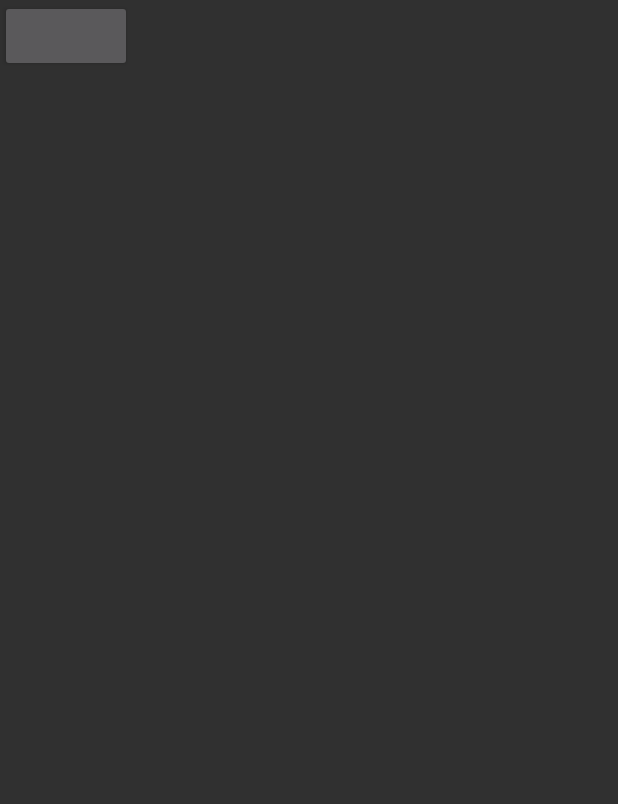
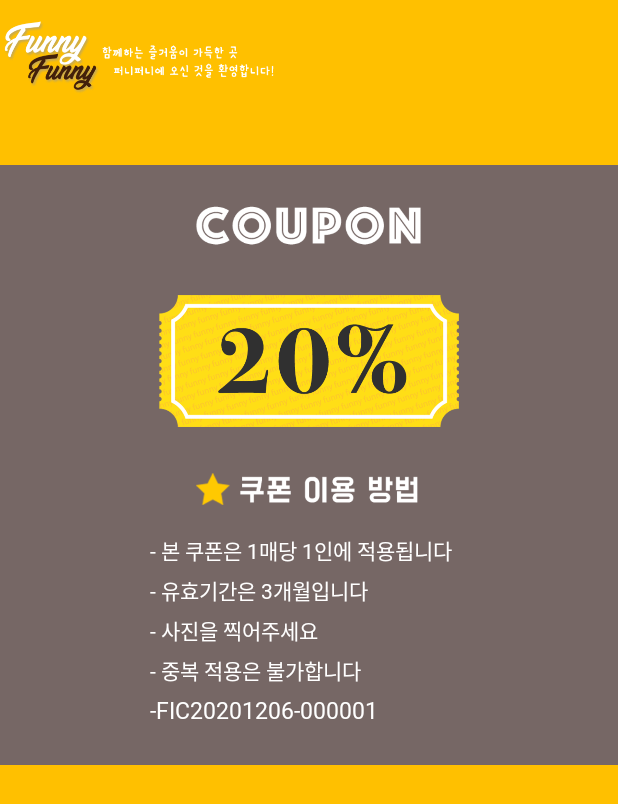
Before and after one commit to chiopasta/funny, an Android app: the layout activity_coupon.xml on its own in the app's theme, with its tools: preview values and no code run, on a phone screen of 412 x 824 dp. Shown: the top 804 px of the screen. Run offline under Robolectric (Android 15) with nearby library versions, the phone set to English and light mode, and no system bars.

Commit message:
쿠폰발급 만드는중

```diff
--- a/app/src/main/AndroidManifest.xml
+++ b/app/src/main/AndroidManifest.xml
@@ -17,9 +17,15 @@
         android:supportsRtl="true"
         android:theme="@style/Theme.AppCompat.NoActionBar"
         android:windowSoftInputMode="adjustResize">
-        <activity android:name=".biz.recommend.RecommendActivity"></activity>
-        <activity android:name=".biz.coupon.CouponActivity" />
-        <activity android:name=".biz.intro.IntroActivity" />
+        <activity
+            android:name=".biz.recommend.RecommendActivity"
+            android:screenOrientation="landscape"/>
+        <activity
+            android:name=".biz.coupon.CouponActivity"
+            android:screenOrientation="landscape"/>
+        <activity
+            android:name=".biz.intro.IntroActivity"
+            android:screenOrientation="landscape"/>
         <activity
             android:name=".biz.fee.FeeActivity"
             android:screenOrientation="landscape" />
@@ -29,7 +35,9 @@
         <activity
             android:name=".biz.video.MemoryVideoView"
             android:screenOrientation="landscape" />
-        <activity android:name=".biz.product.ProductActivity" />
+        <activity
+            android:name=".biz.product.ProductActivity"
+            android:screenOrientation="landscape"/>
         <activity
             android:name=".biz.search.SearchActivity"
             android:screenOrientation="landscape" />
--- a/app/src/main/java/com/bitxflow/funny/MainActivity.kt
+++ b/app/src/main/java/com/bitxflow/funny/MainActivity.kt
@@ -12,6 +12,7 @@ import android.widget.Toast
 import androidx.appcompat.app.AppCompatActivity
 import com.bitxflow.funny.DB.GameDB
 import com.bitxflow.funny.DB.GameDatabase
+import com.bitxflow.funny.biz.coupon.CouponActivity
 import com.bitxflow.funny.biz.fee.FeeActivity
 import com.bitxflow.funny.biz.intro.IntroActivity
 import com.bitxflow.funny.biz.login.LoginAcitivty
@@ -19,6 +20,7 @@ import com.bitxflow.funny.biz.product.ProductActivity
 import com.bitxflow.funny.biz.recommend.RecommendActivity
 import com.bitxflow.funny.biz.search.SearchActivity
 import com.bitxflow.funny.send.SendServer
+import kotlinx.android.synthetic.main.activity_coupon.*
 import kotlinx.android.synthetic.main.activity_main.*
 import org.json.JSONObject
 
@@ -56,6 +58,11 @@ class MainActivity : AppCompatActivity() {
 
         recommend_game_bt.setOnClickListener {
             val intent = Intent(this, RecommendActivity::class.java)
+            startActivity(intent)
+        }
+
+        coupon.setOnClickListener {
+            val intent = Intent(this, CouponActivity::class.java)
             startActivity(intent)
         }
 
--- a/app/src/main/java/com/bitxflow/funny/biz/coupon/CouponActivity.kt
+++ b/app/src/main/java/com/bitxflow/funny/biz/coupon/CouponActivity.kt
@@ -19,9 +19,6 @@ class CouponActivity : AppCompatActivity() {
         super.onCreate(savedInstanceState)
         setContentView(R.layout.activity_coupon)
 
-        new_coupon_bt.setOnClickListener{
-            //쿠폰발급 끝
-        }
 
     }
 
--- a/app/src/main/res/layout/activity_coupon.xml
+++ b/app/src/main/res/layout/activity_coupon.xml
@@ -4,10 +4,117 @@
     xmlns:tools="http://schemas.android.com/tools"
     android:layout_width="match_parent"
     android:layout_height="match_parent"
+    android:background="@drawable/background"
     tools:context=".biz.coupon.CouponActivity">
 
-    <Button
-        android:id="@+id/new_coupon_bt"
-        android:layout_width="wrap_content"
-        android:layout_height="wrap_content"/>
+    <RelativeLayout
+        android:id="@+id/main_nav_rl"
+        android:layout_width="match_parent"
+        android:layout_height="100dp">
+
+        <ImageView
+            android:src="@drawable/logo"
+            android:layout_width="200dp"
+            android:layout_height="80dp"></ImageView>
+    </RelativeLayout>
+
+    <RelativeLayout
+        android:layout_centerHorizontal="true"
+        android:layout_marginTop="10dp"
+        android:layout_below="@+id/main_nav_rl"
+        android:background="#766765"
+        android:layout_width="600dp"
+        android:layout_height="400dp">
+
+        <ImageView
+            android:layout_marginTop="15dp"
+            android:id="@+id/coupon_title"
+            android:layout_centerHorizontal="true"
+            android:src="@drawable/coupon_title"
+            android:layout_width="150dp"
+            android:layout_height="50dp">
+        </ImageView>
+
+        <ImageView
+            android:layout_marginTop="15dp"
+            android:layout_centerHorizontal="true"
+            android:id="@+id/coupon_20"
+            android:layout_below="@id/coupon_title"
+            android:src="@drawable/twenty"
+            android:layout_width="200dp"
+            android:layout_height="100dp">
+        </ImageView>
+
+        <ImageView
+            android:layout_marginTop="15dp"
+            android:layout_below="@id/coupon_20"
+            android:layout_centerHorizontal="true"
+            android:id="@+id/coupon_intro"
+            android:src="@drawable/coupon_intro"
+            android:layout_width="150dp"
+            android:layout_height="40dp"></ImageView>
+
+        <TextView
+            android:layout_marginTop="10dp"
+            android:id="@+id/coupon_tx1"
+            android:layout_below="@id/coupon_intro"
+            android:layout_marginLeft="100dp"
+            android:fontFamily="@font/bmdo"
+            android:textColor="#ffffff"
+            android:text="- 본 쿠폰은 1매당 1인에 적용됩니다"
+            android:layout_width="wrap_content"
+            android:layout_height="wrap_content"
+            ></TextView>
+
+        <TextView
+            android:layout_marginTop="5dp"
+            android:id="@+id/coupon_tx2"
+            android:layout_below="@id/coupon_tx1"
+            android:layout_marginLeft="100dp"
+            android:fontFamily="@font/bmdo"
+            android:textColor="#ffffff"
+            android:text="- 유효기간은 3개월입니다"
+            android:layout_width="wrap_content"
+            android:layout_height="wrap_content">
+        </TextView>
+
+        <TextView
+            android:layout_marginTop="5dp"
+            android:id="@+id/coupon_tx3"
+            android:layout_below="@id/coupon_tx2"
+            android:layout_marginLeft="100dp"
+            android:fontFamily="@font/bmdo"
+            android:textColor="#ffffff"
+            android:text="- 사진을 찍어주세요"
+            android:layout_width="wrap_content"
+            android:layout_height="wrap_content">
+        </TextView>
+
+        <TextView
+            android:layout_marginTop="5dp"
+            android:id="@+id/coupon_tx4"
+            android:layout_below="@id/coupon_tx3"
+            android:layout_marginLeft="100dp"
+            android:fontFamily="@font/bmdo"
+            android:textColor="#ffffff"
+            android:text="- 중복 적용은 불가합니다"
+            android:layout_width="wrap_content"
+            android:layout_height="wrap_content">
+        </TextView>
+
+        <TextView
+            android:layout_marginTop="5dp"
+            android:id="@+id/coupon_code"
+            android:layout_below="@id/coupon_tx4"
+            android:layout_marginLeft="100dp"
+            android:fontFamily="@font/bmdo"
+            android:textColor="#ffffff"
+            android:textSize="15sp"
+            android:text="-FIC20201206-000001"
+            android:layout_width="wrap_content"
+            android:layout_height="wrap_content">
+        </TextView>
+
+    </RelativeLayout>
+
 </RelativeLayout>
--- a/app/src/main/res/layout/activity_main.xml
+++ b/app/src/main/res/layout/activity_main.xml
@@ -10,12 +10,12 @@
     <RelativeLayout
         android:id="@+id/main_nav_rl"
         android:layout_width="match_parent"
-        android:layout_height="wrap_content">
+        android:layout_height="100dp">
 
         <ImageView
             android:src="@drawable/logo"
             android:layout_width="200dp"
-            android:layout_height="100dp"></ImageView>
+            android:layout_height="80dp"></ImageView>
     </RelativeLayout>
 
     <Button
```
Also changed, not shown: app/src/main/res/drawable-v24/coupon_intro.png (added), app/src/main/res/drawable-v24/coupon_title.png (added), app/src/main/res/drawable-v24/twenty.png (added).
